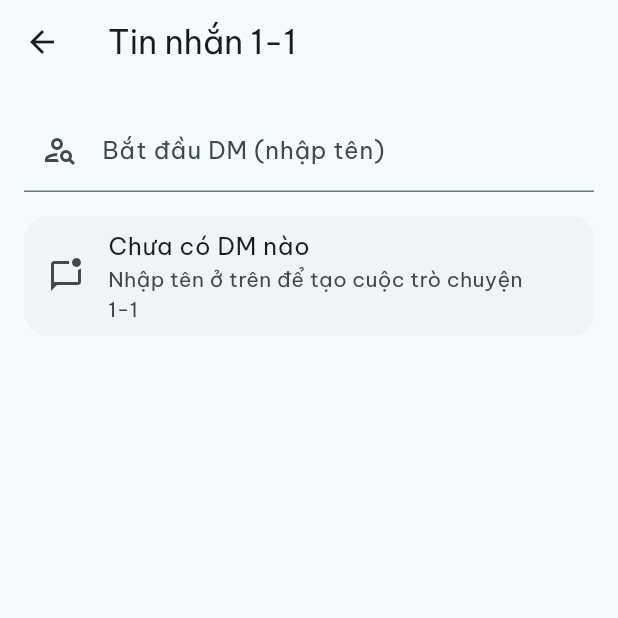
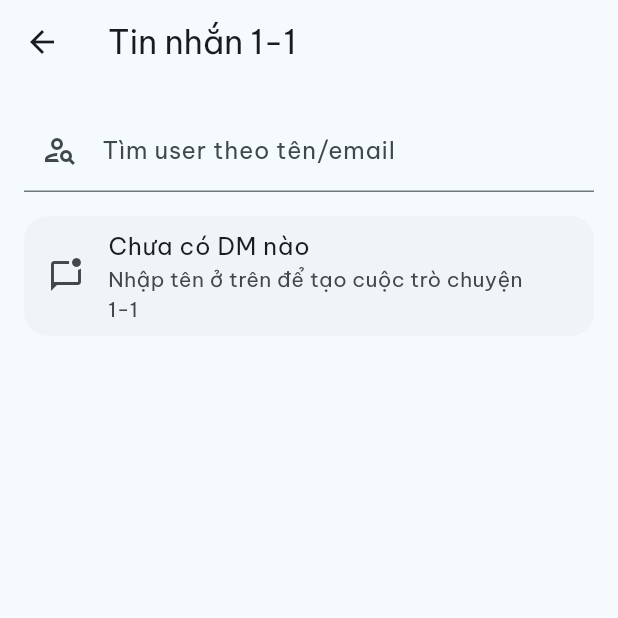
Before and after one commit to minhnguyendev05/smart_life_app, a Flutter app: the ChatScreen screen opened directly, after a tap on the "alternate email" icon, on a phone screen of 412 x 824 dp, the top half of it. Run offline on Flutter 3.47's test engine with Material 3 defaults, Android fonts, the phone set to English and light mode, and no system bars; our stand-ins replace cached_network_image, cloud_firestore, file_picker, firebase_auth, firebase_core, firebase_messaging and 15 more; missing offline and left inert: syncfusion_flutter_pdfviewer; accounts and stored records are empty.

Commit message:
Chat / Realtime

```diff
--- a/lib/screens/chat/chat_screen.dart
+++ b/lib/screens/chat/chat_screen.dart
@@ -38,8 +38,10 @@ class _ChatScreenState extends State<ChatScreen> {
       final auth = context.read<AuthProvider>();
       final chat = context.read<ChatProvider>();
       chat.setCurrentUser(
-        userId: auth.profile.id,
-        displayName: auth.profile.email.isEmpty ? 'Bạn' : auth.profile.email,
+        userId: auth.userId,
+        displayName: auth.currentUser.displayName.isEmpty
+            ? 'Bạn'
+            : auth.currentUser.displayName,
         isAdmin: auth.isAdmin,
       );
       if (widget.initialRoomId != null) {
--- a/lib/screens/chat/direct_messages_screen.dart
+++ b/lib/screens/chat/direct_messages_screen.dart
@@ -1,8 +1,12 @@
+import 'dart:async';
+
 import 'package:flutter/material.dart';
 import 'package:provider/provider.dart';
 
+import '../../providers/auth_provider.dart';
 import '../../providers/chat_provider.dart';
 import '../../utils/formatters.dart';
+import '../../widgets/ui_states.dart';
 
 class DirectMessagesScreen extends StatefulWidget {
   const DirectMessagesScreen({super.key});
@@ -13,9 +17,12 @@ class DirectMessagesScreen extends StatefulWidget {
 
 class _DirectMessagesScreenState extends State<DirectMessagesScreen> {
   final TextEditingController _ctrl = TextEditingController();
+  Timer? _debounce;
 
   @override
   void dispose() {
+    _debounce?.cancel();
+    context.read<AuthProvider>().clearSearchResults();
     _ctrl.dispose();
     super.dispose();
   }
@@ -23,6 +30,7 @@ class _DirectMessagesScreenState extends State<DirectMessagesScreen> {
   @override
   Widget build(BuildContext context) {
     final provider = context.watch<ChatProvider>();
+    final auth = context.watch<AuthProvider>();
 
     return Scaffold(
       appBar: AppBar(title: const Text('Tin nhắn 1-1')),
@@ -32,27 +40,57 @@ class _DirectMessagesScreenState extends State<DirectMessagesScreen> {
           TextField(
             controller: _ctrl,
             decoration: const InputDecoration(
-              labelText: 'Bắt đầu DM (nhập tên)',
+              labelText: 'Tìm user theo tên/email',
               prefixIcon: Icon(Icons.person_search_outlined),
             ),
-            onSubmitted: (value) async {
-              final normalized = value.trim();
-              if (normalized.isEmpty) return;
-              final userId = normalized
-                  .toLowerCase()
-                  .replaceAll(RegExp(r'[^a-z0-9]+'), '-')
-                  .replaceAll(RegExp(r'-+'), '-')
-                  .replaceAll(RegExp(r'^-|-$'), '');
-              if (userId.isEmpty) return;
-              await provider.openDirectMessage(
-                peerUserId: userId,
-                peerDisplayName: normalized,
-              );
-              if (!context.mounted) return;
-              Navigator.pop(context, provider.currentRoomId);
+            onChanged: (value) {
+              _debounce?.cancel();
+              _debounce = Timer(const Duration(milliseconds: 350), () {
+                if (!mounted) {
+                  return;
+                }
+                context.read<AuthProvider>().searchUsers(value);
+              });
             },
           ),
           const SizedBox(height: 16),
+          if (auth.searchingUsers) ...const [
+            LoadingSkeletonCard(lines: 2),
+            SizedBox(height: 8),
+            LoadingSkeletonCard(lines: 2),
+          ],
+          if (!auth.searchingUsers && auth.searchResults.isNotEmpty) ...[
+            const Text(
+              'Kết quả tìm kiếm',
+              style: TextStyle(fontWeight: FontWeight.w700),
+            ),
+            const SizedBox(height: 8),
+            ...auth.searchResults.map(
+              (user) => Card(
+                child: ListTile(
+                  leading: CircleAvatar(
+                    child: Text(
+                      user.displayName.isEmpty ? '?' : user.displayName[0].toUpperCase(),
+                    ),
+                  ),
+                  title: Text(user.displayName),
+                  subtitle: Text(user.email),
+                  trailing: const Icon(Icons.send_outlined),
+                  onTap: () async {
+                    await provider.openDirectMessage(
+                      peerUserId: user.id,
+                      peerDisplayName: user.displayName,
+                    );
+                    if (!context.mounted) {
+                      return;
+                    }
+                    Navigator.pop(context, provider.currentRoomId);
+                  },
+                ),
+              ),
+            ),
+            const SizedBox(height: 10),
+          ],
           if (provider.directRooms.isEmpty)
             const Card(
               child: ListTile(
```
